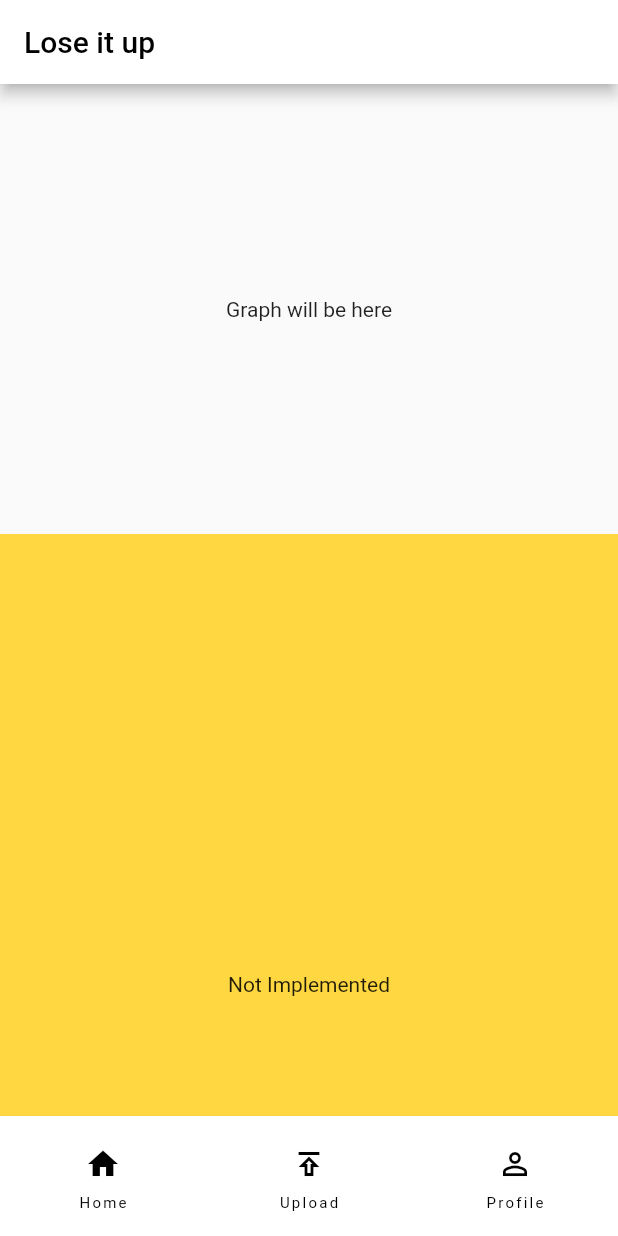
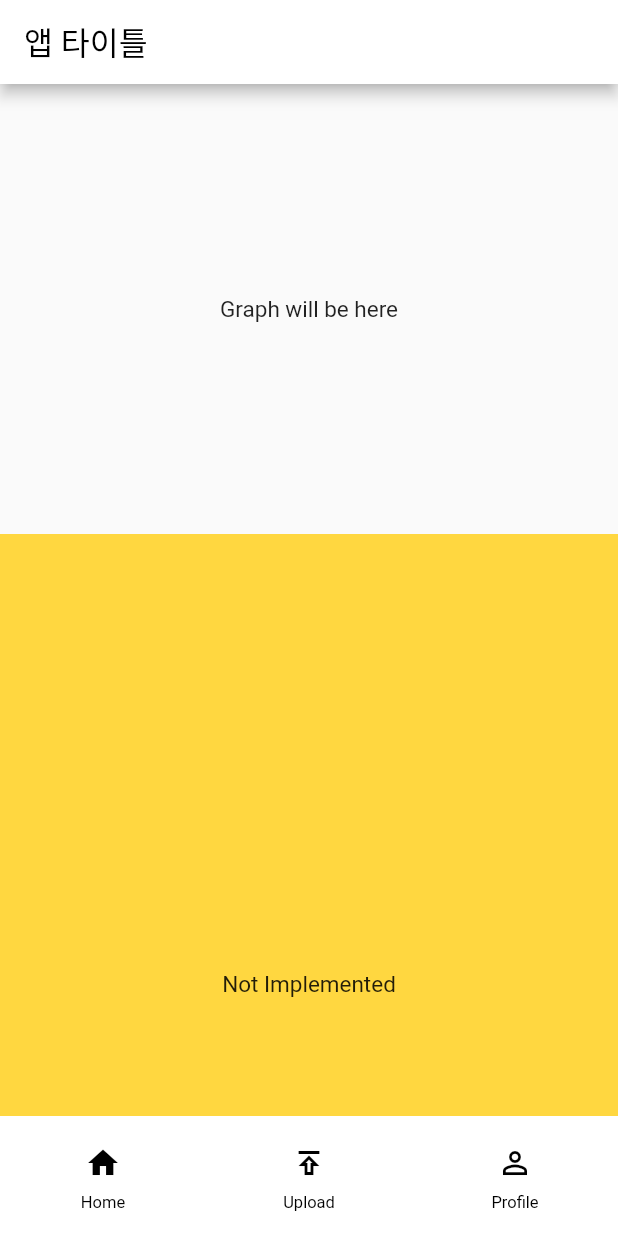
Before and after one commit to 0x6Ain/lose_It_up_app, a Flutter app: the screen it shows after launch, on a phone screen of 412 x 824 dp. Run offline on Flutter 3.47's test engine with Material 2 defaults, Android fonts, the phone set to English and light mode, and no system bars; our stand-ins replace flutter_dotenv, flutter_riverpod, freezed_annotation, go_router, riverpod, riverpod_annotation and 1 more; generated files the repository leaves out were written again.

Commit message:
feat: Add localiztaion

```diff
--- /dev/null
+++ b/l10n.yaml
@@ -0,0 +1,3 @@
+arb-dir: lib/l10n
+template-arb-file: app_en.arb
+output-localization-file: app_localizations.dart
--- a/lib/app.dart
+++ b/lib/app.dart
@@ -1,8 +1,11 @@
 import 'package:flutter/material.dart';
+import 'package:flutter_localizations/flutter_localizations.dart';
 import 'package:flutter_riverpod/flutter_riverpod.dart';
 import 'package:lose_it_up_app/routes/app_router.dart';
+import 'package:lose_it_up_app/utils/extension.dart';
 import 'package:lose_it_up_app/utils/theme_state.dart';
 import 'package:lose_it_up_app/utils/themes.dart';
+import 'package:flutter_gen/gen_l10n/app_localizations.dart';
 
 class MyApp extends ConsumerWidget {
   const MyApp({super.key});
@@ -12,6 +15,9 @@ class MyApp extends ConsumerWidget {
     final themeState = ref.watch(themeStateProvider);
     final goRouter = ref.watch(goRouterProvider);
     return MaterialApp.router(
+      localizationsDelegates: AppLocalizations.localizationsDelegates,
+      supportedLocales: AppLocalizations.supportedLocales,
+      locale: const Locale('ko'),
       routerConfig: goRouter,
       debugShowCheckedModeBanner: false,
       restorationScopeId: 'app',
@@ -48,14 +54,13 @@ class _HomeScreenState extends State<HomeScreen> {
   Widget build(BuildContext context) {
     return Scaffold(
       appBar: AppBar(
-        title: const Text('Lose it up'),
+        title: Text(context.loc.appTitle),
       ),
       body: RefreshIndicator(
         triggerMode: RefreshIndicatorTriggerMode.anywhere,
         color: Colors.blue,
         edgeOffset: 40.0,
         onRefresh: () async {
-          print('occuer');
           return;
         },
         child: Scrollbar(
--- a/lib/common/alert_dialogs.dart
+++ b/lib/common/alert_dialogs.dart
@@ -3,7 +3,7 @@ import 'dart:io';
 import 'package:flutter/cupertino.dart';
 import 'package:flutter/foundation.dart';
 import 'package:flutter/material.dart';
-import 'package:lose_it_up_app/localization/string_hardcoded.dart';
+import 'package:lose_it_up_app/utils/extension.dart';
 
 const kDialogDefaultKey = Key('dialog-default-key');
 
--- a/lib/common/empty_placeholder_widget.dart
+++ b/lib/common/empty_placeholder_widget.dart
@@ -3,7 +3,7 @@ import 'package:flutter/material.dart';
 import 'package:go_router/go_router.dart';
 import 'package:lose_it_up_app/common/primary_button.dart';
 import 'package:lose_it_up_app/constants/app_sizes.dart';
-import 'package:lose_it_up_app/localization/string_hardcoded.dart';
+import 'package:lose_it_up_app/utils/extension.dart';
 import 'package:lose_it_up_app/routes/app_router.dart';
 
 /// Placeholder widget showing a message and CTA to go back to the home screen.
--- a/lib/common/entire_layout/scaffold_with_navigation_bar.dart
+++ b/lib/common/entire_layout/scaffold_with_navigation_bar.dart
@@ -1,6 +1,6 @@
 import 'package:flutter/material.dart';
 import 'package:flutter_riverpod/flutter_riverpod.dart';
-import 'package:lose_it_up_app/localization/string_hardcoded.dart';
+import 'package:lose_it_up_app/utils/extension.dart';
 
 class ScaffoldWithNavigationBar extends ConsumerWidget {
   const ScaffoldWithNavigationBar({
--- a/lib/common/entire_layout/scaffold_with_navigation_rail.dart
+++ b/lib/common/entire_layout/scaffold_with_navigation_rail.dart
@@ -1,5 +1,5 @@
 import 'package:flutter/material.dart';
-import 'package:lose_it_up_app/localization/string_hardcoded.dart';
+import 'package:lose_it_up_app/utils/extension.dart';
 
 class ScaffoldWithNavigationRail extends StatelessWidget {
   const ScaffoldWithNavigationRail({
--- a/lib/exceptions/app_exception.dart
+++ b/lib/exceptions/app_exception.dart
@@ -1,4 +1,4 @@
-import 'package:lose_it_up_app/localization/string_hardcoded.dart';
+import 'package:lose_it_up_app/utils/extension.dart';
 
 /// Base class for all all client-side errors that can be generated by the app
 sealed class AppException implements Exception {
--- a/lib/features/authentication/presentation/sign_in/sign_in_validators.dart
+++ b/lib/features/authentication/presentation/sign_in/sign_in_validators.dart
@@ -1,5 +1,5 @@
 import 'package:lose_it_up_app/features/authentication/presentation/sign_in/string_validators.dart';
-import 'package:lose_it_up_app/localization/string_hardcoded.dart';
+import 'package:lose_it_up_app/utils/extension.dart';
 
 mixin SignInValidators {
   final StringValidator emailSubmitValidator = EmailSubmitRegexValidator();
--- a/lib/features/authentication/presentation/user/user_card.dart
+++ b/lib/features/authentication/presentation/user/user_card.dart
@@ -2,8 +2,8 @@ import 'package:flutter/material.dart';
 import 'package:go_router/go_router.dart';
 import 'package:lose_it_up_app/constants/app_sizes.dart';
 import 'package:lose_it_up_app/features/authentication/domain/user.dart';
+import 'package:lose_it_up_app/utils/extension.dart';
 
-import 'package:lose_it_up_app/localization/string_hardcoded.dart';
 import 'package:lose_it_up_app/routes/app_router.dart';
 
 class UserCard extends StatelessWidget {
--- a/lib/features/settings/account/presentatation/account_screen.dart
+++ b/lib/features/settings/account/presentatation/account_screen.dart
@@ -5,7 +5,7 @@ import 'package:lose_it_up_app/common/tappabale_list_item.dart';
 import 'package:lose_it_up_app/features/authentication/data/fake_auth_repository.dart';
 import 'package:lose_it_up_app/features/settings/account/presentatation/account_screen_controller.dart';
 
-import 'package:lose_it_up_app/localization/string_hardcoded.dart';
+import 'package:lose_it_up_app/utils/extension.dart';
 import 'package:lose_it_up_app/utils/theme_state.dart';
 
 class AccountScreen extends ConsumerWidget {
--- /dev/null
+++ b/lib/l10n/app_en.arb
@@ -0,0 +1,6 @@
+{
+  "appTitle": "App Title",
+  "@appBarTitle": {
+    "description": "The title to be shown in the menu bar"
+  }
+}
--- a/lib/localization/app_en.arb
+++ b/lib/l10n/app_ko.arb
@@ -1,6 +1,6 @@
 {
-  "appTitle": "App Title",
+  "appTitle": "앱 타이틀",
   "@appBarTitle": {
     "description": "The title to be shown in the menu bar"
-  },
+  }
 }
--- a/lib/main.dart
+++ b/lib/main.dart
@@ -1,5 +1,4 @@
 import 'package:flutter/material.dart';
-import 'package:flutter/services.dart';
 import 'package:flutter_dotenv/flutter_dotenv.dart';
 import 'package:lose_it_up_app/app.dart';
 import 'package:flutter_riverpod/flutter_riverpod.dart';
--- a/lib/routes/not_found_screen.dart
+++ b/lib/routes/not_found_screen.dart
@@ -1,6 +1,6 @@
 import 'package:flutter/material.dart';
 import 'package:lose_it_up_app/common/empty_placeholder_widget.dart';
-import 'package:lose_it_up_app/localization/string_hardcoded.dart';
+import 'package:lose_it_up_app/utils/extension.dart';
 
 /// Simple not found screen used for 404 errors (page not found on web)
 class NotFoundScreen extends StatelessWidget {
--- a/lib/utils/async_value_ui.dart
+++ b/lib/utils/async_value_ui.dart
@@ -1,7 +1,7 @@
 import 'package:flutter/material.dart';
 import 'package:flutter_riverpod/flutter_riverpod.dart';
 import 'package:lose_it_up_app/common/alert_dialogs.dart';
-import 'package:lose_it_up_app/localization/string_hardcoded.dart';
+import 'package:lose_it_up_app/utils/extension.dart';
 
 extension AsyncValueUI on AsyncValue {
   void showAlertDialogOnError(BuildContext context) {
--- a/pubspec.yaml
+++ b/pubspec.yaml
@@ -35,13 +35,15 @@ dependencies:
   # Use with the CupertinoIcons class for iOS style icons.
   cupertino_icons: ^1.0.2
   flutter_dotenv: ^5.1.0
-  intl: 0.18.1
+  intl: 0.18.0
   go_router: ^10.0.0
   flutter_riverpod: ^2.3.6
   riverpod_annotation: ^2.1.1
   rxdart: ^0.27.7
   freezed: ^2.4.1
   freezed_annotation: ^2.4.1
+  flutter_localizations:
+    sdk: flutter
 
 dev_dependencies:
   flutter_test:
@@ -63,6 +65,7 @@ flutter:
   # The following line ensures that the Material Icons font is
   # included with your application, so that you can use the icons in
   # the material Icons class.
+  generate: true
   uses-material-design: true
 
   # To add assets to your application, add an assets section, like this:
```
Also changed, not shown: lib/utils/extension.dart (renamed from lib/localization/string_hardcoded.dart, +7 -0 lines).
